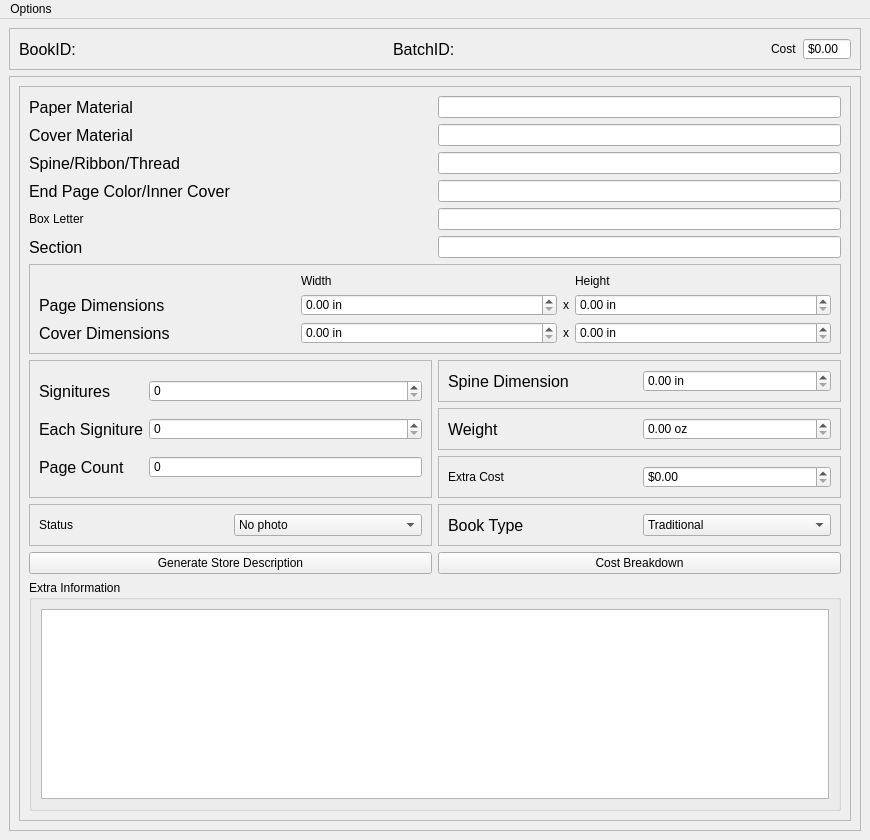
Before: the Qt Designer form mainwindow.ui in farinc/book-tracker, drawn with Qt 5.
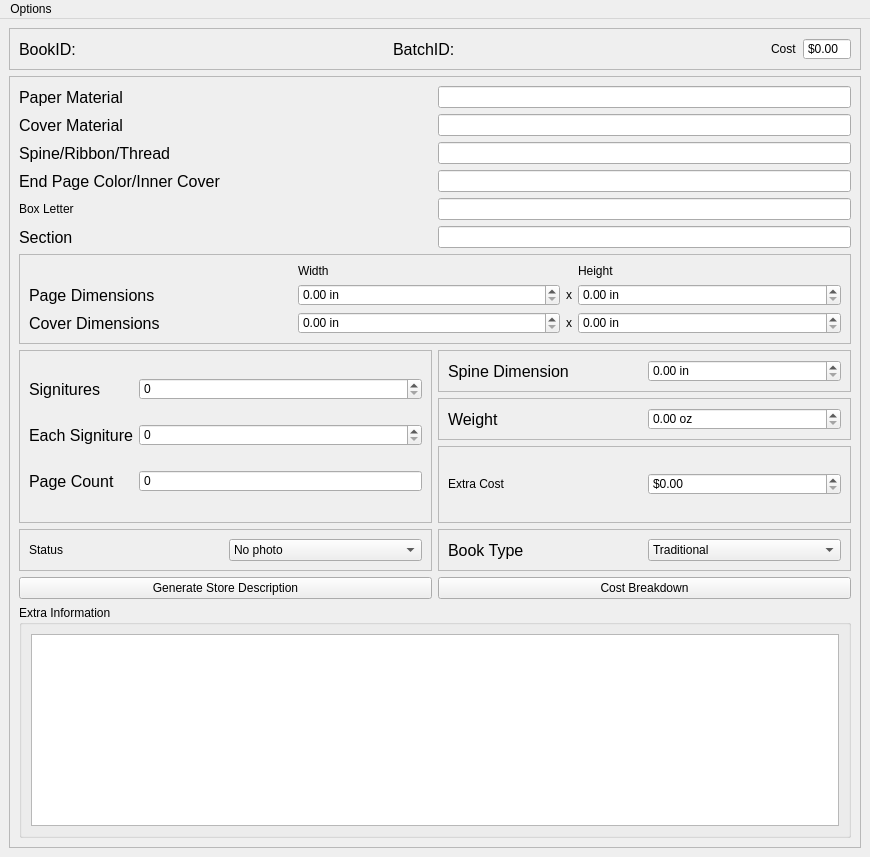
After: the same form once the commit is applied. Icons and pictures are not drawn.

What changed in the file:
```diff
--- a/mainwindow.ui
+++ b/mainwindow.ui
@@ -10,7 +10,7 @@
     <x>0</x>
     <y>0</y>
     <width>870</width>
-    <height>840</height>
+    <height>857</height>
    </rect>
   </property>
   <property name="windowTitle">
@@ -147,27 +147,6 @@
      </widget>
     </item>
     <item>
-     <widget class="QScrollArea" name="scrollAreaDescription">
-      <property name="sizePolicy">
-       <sizepolicy hsizetype="Expanding" vsizetype="MinimumExpanding">
-        <horstretch>0</horstretch>
-        <verstretch>0</verstretch>
-       </sizepolicy>
-      </property>
-      <property name="widgetResizable">
-       <bool>true</bool>
-      </property>
-      <widget class="QWidget" name="scrollAreaWidgetContents">
-       <property name="geometry">
-        <rect>
-         <x>0</x>
-         <y>0</y>
-         <width>833</width>
-         <height>772</height>
-        </rect>
-       </property>
-       <layout class="QGridLayout" name="gridLayout_5">
-        <item row="0" column="0">
          <widget class="QFrame" name="discriptionFrame">
           <property name="frameShape">
            <enum>QFrame::StyledPanel</enum>
@@ -917,10 +896,6 @@
         </item>
        </layout>
       </widget>
-     </widget>
-    </item>
-   </layout>
-  </widget>
   <widget class="QMenuBar" name="menubar">
    <property name="geometry">
     <rect>
```
Left out of the diff: 41 changed lines with no effect on the pictures. Lines whose indentation alone changed are shown as unchanged.
